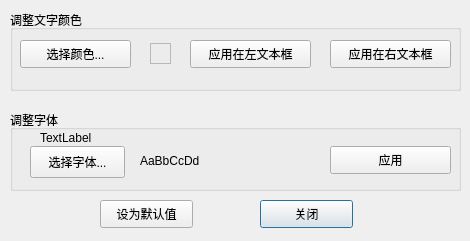
Qt form viewdialog.ui (FibonacciSoup/FibText) before a commit.
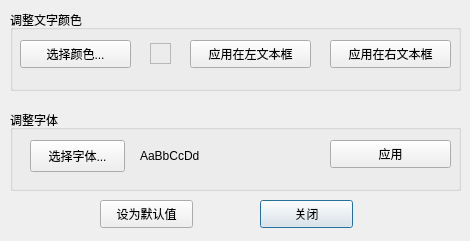
The same form after that commit.

```diff
--- a/viewdialog.ui
+++ b/viewdialog.ui
@@ -110,7 +110,7 @@
     <property name="geometry">
      <rect>
       <x>20</x>
-      <y>36</y>
+      <y>30</y>
       <width>95</width>
       <height>32</height>
      </rect>
@@ -123,7 +123,7 @@
     <property name="geometry">
      <rect>
       <x>130</x>
-      <y>30</y>
+      <y>25</y>
       <width>151</width>
       <height>41</height>
      </rect>
@@ -136,7 +136,7 @@
     <property name="geometry">
      <rect>
       <x>320</x>
-      <y>36</y>
+      <y>30</y>
       <width>121</width>
       <height>28</height>
      </rect>
@@ -145,19 +145,6 @@
      <string>应用</string>
     </property>
    </widget>
-   <widget class="QLabel" name="label">
-    <property name="geometry">
-     <rect>
-      <x>30</x>
-      <y>20</y>
-      <width>58</width>
-      <height>16</height>
-     </rect>
-    </property>
-    <property name="text">
-     <string>TextLabel</string>
-    </property>
-   </widget>
   </widget>
   <widget class="QPushButton" name="pushButtonDefault">
    <property name="geometry">
```
